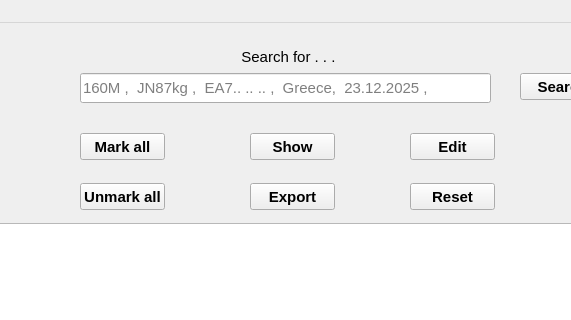
Qt form gui_data/frm_main_window.ui (kowmang/Eqsl_Program) before a commit; both pictures show x 440 to 1011 and y 0 to 320 of the 1124 by 835 pixel window.
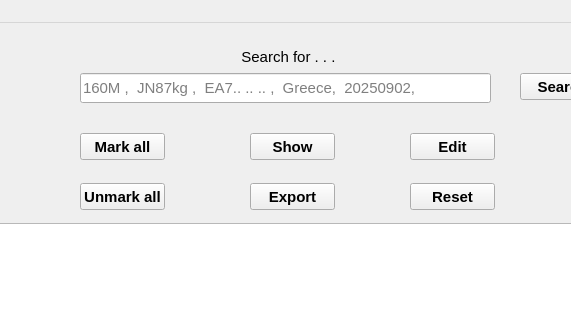
The same form after that commit.

```diff
--- a/gui_data/frm_main_window.ui
+++ b/gui_data/frm_main_window.ui
@@ -35,7 +35,7 @@
      </rect>
     </property>
     <property name="placeholderText">
-     <string>160M ,  JN87kg ,  EA7.. .. .. ,  Greece,  23.12.2025 ,</string>
+     <string>160M ,  JN87kg ,  EA7.. .. .. ,  Greece,  20250902,</string>
     </property>
    </widget>
    <widget class="QLabel" name="lb_searchfield_main">
```
